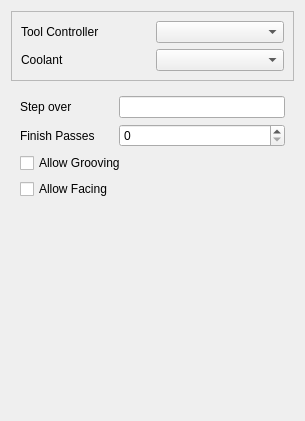
First picture: the form in Gui/Resources/panels/PageOpTurnBaseEdit.ui, repository dubstar-04/TurningAddon, before the edit.
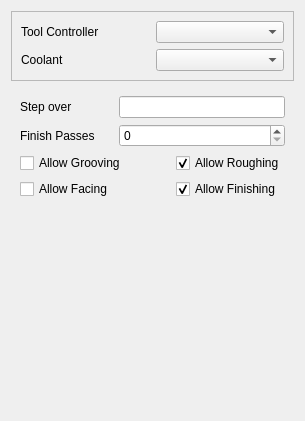
Second picture: the form after the edit. Custom widgets are drawn as their Qt base class.

Commit message: Allow roughing and finsihing to be applied seperatly

The edit to the form file:
```diff
--- a/Gui/Resources/panels/PageOpTurnBaseEdit.ui
+++ b/Gui/Resources/panels/PageOpTurnBaseEdit.ui
@@ -64,7 +64,7 @@
         </property>
        </widget>
       </item>
-      <item row="0" column="1">
+      <item row="0" column="1" colspan="2">
        <widget class="Gui::InputField" name="stepOver"/>
       </item>
       <item row="1" column="0">
@@ -74,7 +74,7 @@
         </property>
        </widget>
       </item>
-      <item row="1" column="1">
+      <item row="1" column="1" colspan="2">
        <widget class="QSpinBox" name="finishPasses"/>
       </item>
       <item row="2" column="0" colspan="2">
@@ -84,6 +84,16 @@
         </property>
        </widget>
       </item>
+      <item row="2" column="2">
+       <widget class="QCheckBox" name="allowRoughing">
+        <property name="text">
+         <string>Allow Roughing</string>
+        </property>
+        <property name="checked">
+         <bool>true</bool>
+        </property>
+       </widget>
+      </item>
       <item row="3" column="0">
        <widget class="QCheckBox" name="allowFacing">
         <property name="text">
@@ -91,6 +101,16 @@
         </property>
        </widget>
       </item>
+      <item row="3" column="2">
+       <widget class="QCheckBox" name="allowFinishing">
+        <property name="text">
+         <string>Allow Finishing</string>
+        </property>
+        <property name="checked">
+         <bool>true</bool>
+        </property>
+       </widget>
+      </item>
       <item row="4" column="0">
        <spacer name="verticalSpacer">
         <property name="orientation">
```
The commit also changes 2 other files.
